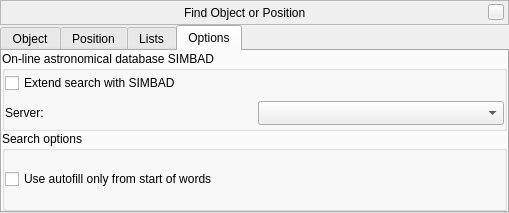
This is src/gui/searchDialogGui.ui in 519984307/stellarium_src as Qt 5 draws it before an edit. The edited form follows.
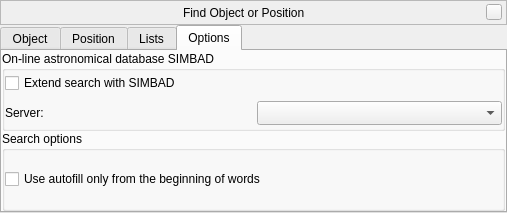
This is the edited form. The open tabs and pages were chosen to show the change. Custom widgets are drawn as their Qt base class.

Diff of the .ui file:
```diff
--- a/src/gui/searchDialogGui.ui
+++ b/src/gui/searchDialogGui.ui
@@ -6,7 +6,7 @@
    <rect>
     <x>0</x>
     <y>0</y>
-    <width>509</width>
+    <width>507</width>
     <height>213</height>
    </rect>
   </property>
@@ -802,7 +802,7 @@
           <item>
            <widget class="QCheckBox" name="checkBoxUseStartOfWords">
             <property name="text">
-             <string>Use autofill only from start of words</string>
+             <string>Use autofill only from the beginning of words</string>
             </property>
            </widget>
           </item>
```
Left out of the diff: 4 changed lines with no effect on the pictures.
